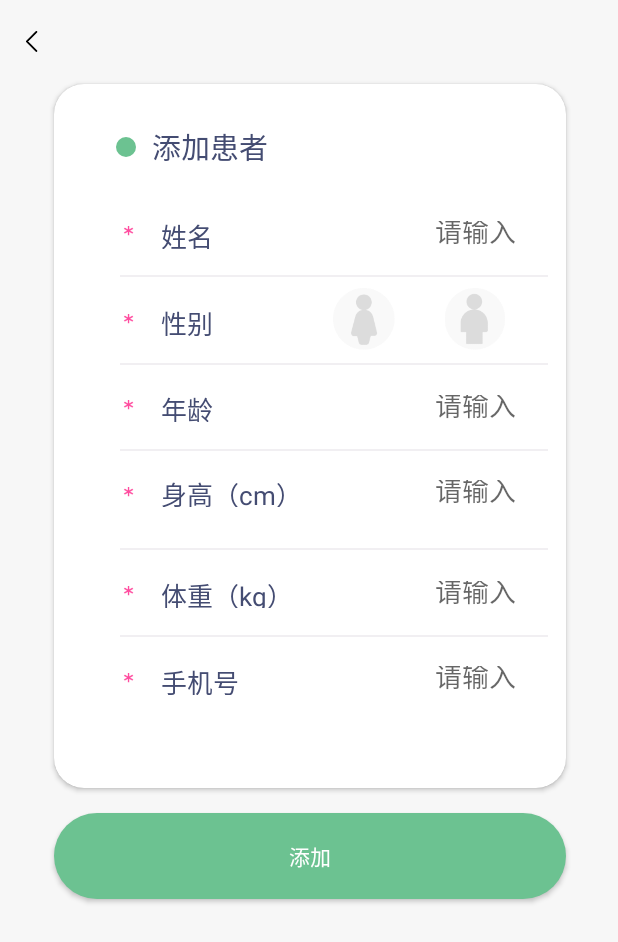
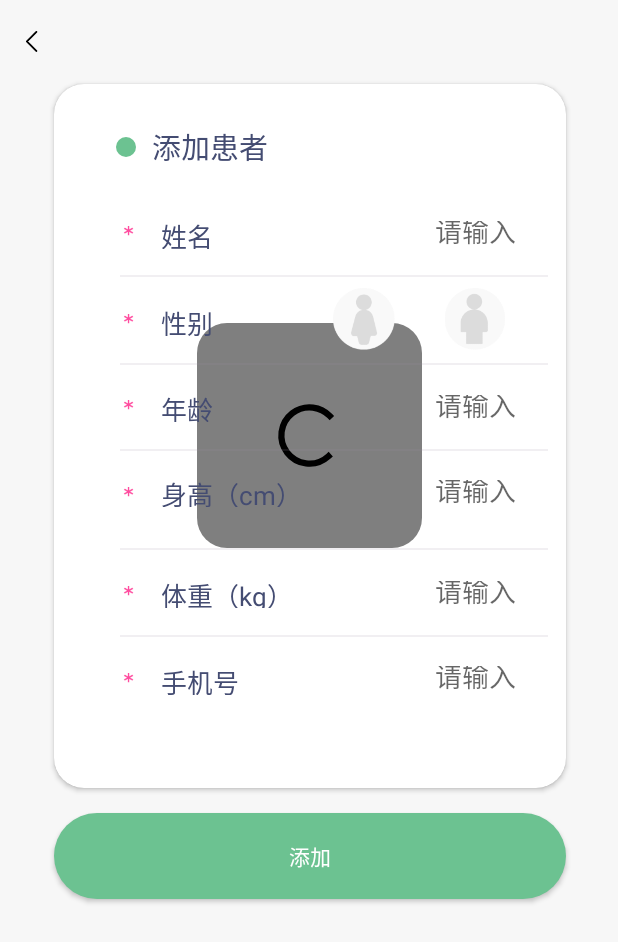
Before and after one commit to SinoryWu/BaJieSleep1.2.5, an Android app: the AddPatient screen opened directly, with no data from a screen before it, on a phone screen of 412 x 824 dp. Shown: the top 942 px of the screen. Run offline under Robolectric (Android 15) with nearby library versions, the light colour scheme and no system bars; 1 statement that could not run was skipped.

Commit message:
八戒睡眠1.2.8 修改部分bug

```diff
--- a/app/src/main/java/com/example/bajiesleep/AddPatient.java
+++ b/app/src/main/java/com/example/bajiesleep/AddPatient.java
@@ -14,6 +14,7 @@ import android.widget.Button;
 import android.widget.EditText;
 import android.widget.ImageView;
 import android.widget.LinearLayout;
+import android.widget.RelativeLayout;
 import android.widget.TextView;
 
 import com.example.bajiesleep.entity.RecoverResponse;
@@ -44,7 +45,7 @@ public class AddPatient extends AppCompatActivity {
     private EditText mEtName,mEtAge,mEtHeight,mEtWeight,mEtMobile;
     private Button mBtnAdd;
     DeviceFragment deviceFragment ;
-
+    private RelativeLayout mRlProgressBar;
     RecoverResponse recoverResponse = new RecoverResponse();
     int a ;
     @Override
@@ -62,8 +63,8 @@ public class AddPatient extends AppCompatActivity {
         mEtWeight=findViewById(R.id.add_et_weight);
         mEtMobile = findViewById(R.id.add_et_phone);
         mBtnAdd=findViewById(R.id.add_add);
-
-
+        mBtnAdd.setClickable(true);
+        mRlProgressBar.setVisibility(View.GONE);
 
         mTvBtnId.setVisibility(View.GONE);
         mTvSex.setVisibility(View.GONE);
@@ -115,6 +116,9 @@ public class AddPatient extends AppCompatActivity {
                     if (mEtMobile.getText().length() < 11){
                         ToastUtils.showTextToast(AddPatient.this,"请输入正确手机号");
                     }else {
+                        mRlProgressBar.setVisibility(View.VISIBLE);
+                        mBtnAdd.setClickable(false);
+                        mBtnAdd.setBackground(getResources().getDrawable(R.drawable.add_button_background_false));
                         getResRecover(Api.URL+"/v1/user/create?sex="+mTvSex.getText()+"&age="+mEtAge.getText().toString()+"&height="+mEtHeight.getText().toString()+"&weight="+mEtWeight.getText().toString()+"&hospitalid="+getHosIdToSp("hosid","")+"&truename="+mEtName.getText().toString()+"&mobile="+mEtMobile.getText().toString());
                     }
 
@@ -211,6 +215,7 @@ public class AddPatient extends AppCompatActivity {
                     @Override
                     public void run() {
                         if (recoverResponse.getCode() == 0){
+                            mRlProgressBar.setVisibility(View.GONE);
                             ToastUtils.showTextToast(AddPatient.this,"添加成功");
                             finish();
                         }else if (recoverResponse.getCode() == 10003){
--- a/app/src/main/java/com/example/bajiesleep/fragment/recyclerview/UserListAdapter.java
+++ b/app/src/main/java/com/example/bajiesleep/fragment/recyclerview/UserListAdapter.java
@@ -27,6 +27,7 @@ import com.example.bajiesleep.ReportPdfView1;
 import com.example.bajiesleep.ToastUtils;
 import com.example.bajiesleep.entity.UserListInfoResponse;
 import com.example.bajiesleep.entity.UserListResponse;
+import com.example.bajiesleep.util.GetShp;
 
 import org.json.JSONArray;
 import org.json.JSONException;
@@ -286,7 +287,7 @@ public class UserListAdapter extends RecyclerView.Adapter<UserListAdapter.InnerH
             }
 
             mTvUserName.setText(dataBean.getTruename());
-
+            mTvUserHospital.setText("机构："+dataBean.getHospitalName());
 
             String data = timestamp2Date(String.valueOf(dataBean.getCreate_time()), "yyyy-MM-dd");
             mTvDate.setText(data);
@@ -309,6 +310,7 @@ public class UserListAdapter extends RecyclerView.Adapter<UserListAdapter.InnerH
                     .url(url)
                     .addHeader("token", getTokenToSp("token", ""))
                     .addHeader("uid", getUidToSp("uid", ""))
+                    .addHeader("user-agent", GetShp.getUserAgent(context))
                     .build();
             //3.将request封装为call
             Call call = okHttpClient.newCall(request);
--- a/app/src/main/java/com/example/bajiesleep/txt/PrivateLinkActivity.java
+++ b/app/src/main/java/com/example/bajiesleep/txt/PrivateLinkActivity.java
@@ -41,7 +41,7 @@ public class PrivateLinkActivity extends AppCompatActivity {
 //        String mac =  winfo.getMacAddress();
 ////        String mac =  winfo.getMacAddress();
 //        Log.d("mac", mac);
-//        setContentView(R.layout.activity_private_link);
+        setContentView(R.layout.activity_private_link);
 //        mTvPrivateLink =findViewById(R.id.private_tv_private_link);
         linearLeft=findViewById(R.id.liner_left_private_link);
         webView = findViewById(R.id.private_link_web);
--- a/app/src/main/res/layout/activity_add_patient.xml
+++ b/app/src/main/res/layout/activity_add_patient.xml
@@ -55,7 +55,23 @@
         <RelativeLayout
             android:layout_width="match_parent"
             android:layout_height="match_parent">
-
+            <RelativeLayout
+                android:id="@+id/rl_add_progress"
+                android:layout_width="150dp"
+                android:layout_height="150dp"
+                android:layout_marginTop="185dp"
+                android:background="@drawable/web_progress_background"
+                android:layout_centerHorizontal="true"
+                android:layout_centerVertical="true"
+                android:gravity="center"
+                android:visibility="visible">
+                <ProgressBar
+                    android:layout_width="50dp"
+                    android:layout_height="50dp"
+                    style="?android:attr/progressBarStyle"
+                    android:indeterminateTint="#000000"
+                    android:layout_centerHorizontal="true" />
+            </RelativeLayout>
             <ImageView
                 android:layout_width="13dp"
                 android:layout_height="13dp"
--- a/app/src/main/res/layout/activity_login.xml
+++ b/app/src/main/res/layout/activity_login.xml
@@ -1,5 +1,6 @@
 <?xml version="1.0" encoding="utf-8"?>
-<RelativeLayout xmlns:android="http://schemas.android.com/apk/res/android"
+<RelativeLayout
+    xmlns:android="http://schemas.android.com/apk/res/android"
     xmlns:app="http://schemas.android.com/apk/res-auto"
     xmlns:tools="http://schemas.android.com/tools"
     android:layout_width="match_parent"
--- a/app/src/main/res/layout/user_list_item.xml
+++ b/app/src/main/res/layout/user_list_item.xml
@@ -71,7 +71,6 @@
                     android:id="@+id/user_list_hospital"
                     android:layout_width="wrap_content"
                     android:layout_height="15dp"
-                    android:text="机构：杭州道奇医疗器械有限公司"
                     android:textSize="12sp"
                     android:textColor="#817889"
                     android:layout_marginLeft="34dp"/>
```
Also changed, not shown: app/src/main/res/layout/activity_private_link.xml (+13 -9 lines).
